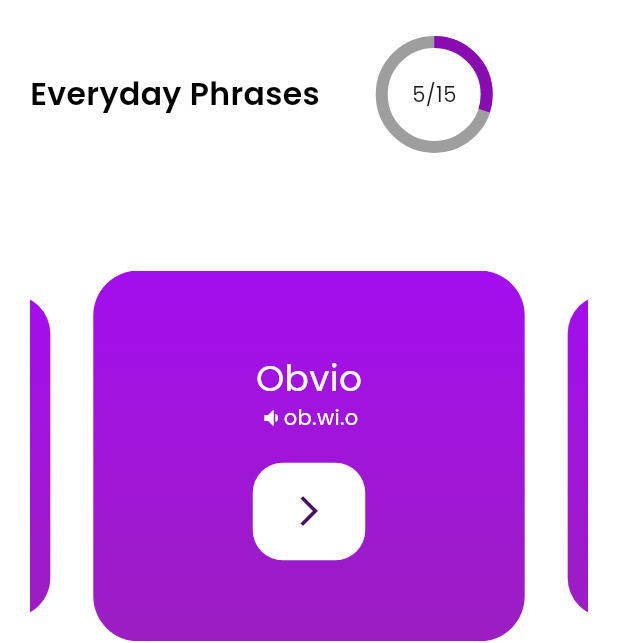
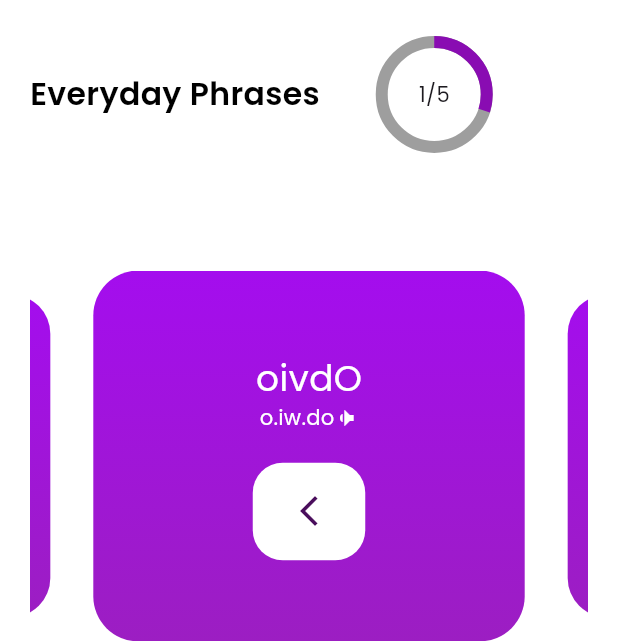
Before and after one commit to shafeelkalathil/trogon_task2, a Flutter app: the AddFlashCardScreen screen opened directly, on a phone screen of 412 x 824 dp. Shown: the part 302-945 px from the top of the screen. Run offline on Flutter 3.47's test engine with Material 3 defaults, Android fonts, the light colour scheme and no system bars; drawn by our look-alikes of carousel_slider; our stand-ins replace flutter_svg, google_fonts.

Commit message:
initial commit

```diff
--- a/lib/features/flash_card/view/add_flash_card.dart
+++ b/lib/features/flash_card/view/add_flash_card.dart
@@ -8,13 +8,22 @@ import '../../../core/utils/style/text_style.dart';
 import '../../shared/widgets/custom_transparent_button.dart';
 import '../widgets/animated_card.dart';
 
-class AddFlashCardScreen extends StatelessWidget {
+class AddFlashCardScreen extends StatefulWidget {
   const AddFlashCardScreen({super.key, required this.title});
   final String title;
 
   @override
+  State<AddFlashCardScreen> createState() => _AddFlashCardScreenState();
+}
+
+class _AddFlashCardScreenState extends State<AddFlashCardScreen> {
+  final CarouselSliderController controller = CarouselSliderController();
+
+  int currentIndex= 0 ;
+  List item = ['','','','',''];
+  @override
   Widget build(BuildContext context) {
-    final CarouselController controller = CarouselController();
+
     return Scaffold(
       body: Stack(
         children: [
@@ -63,14 +72,14 @@ class AddFlashCardScreen extends StatelessWidget {
                     SizedBox(height: context.screenHeight * 0.12),
                     Row(
                       children: [
-                        Text(title, style: heading1.copyWith(color: Colors.black)),
+                        Text(widget.title, style: heading1.copyWith(color: Colors.black)),
                         SizedBox(width: context.screenWidth * 0.1),
-                        _circularProgressWithText(percentage: 30,text: '5/15')
+                        _circularProgressWithText(percentage: 30,text: '${currentIndex+1}/${item.length}')
                       ],
                     ),
                     SizedBox(height: context.screenHeight * 0.1),
                     CarouselSlider.builder(
-                      itemCount: 5,
+                      itemCount: item.length,
                       itemBuilder: (context, index, realIndex) {
                         return const AnimatedCard();
                       },
@@ -80,16 +89,23 @@ class AddFlashCardScreen extends StatelessWidget {
                         autoPlay: false,
                         aspectRatio: 16 / 9,
                         autoPlayInterval: const Duration(seconds: 3),
+                        onPageChanged: (index, reason) {
+                          setState(() {
+                            currentIndex = index;
+                          });
+                        },
                       ),
-                      // carouselController: _controller,
+                      carouselController: controller,
                     ),
                     SizedBox(height: context.screenHeight * 0.1),
                     Row(
                       mainAxisAlignment: MainAxisAlignment.spaceBetween,
                       children: [
                         CustomButtonTransparent(title: "Previous",onTap: () {
+                          controller.previousPage();
                         },),
                         CustomButtonTransparent(title: "Next",onTap: () {
+                          controller.nextPage();
                         },),
                       ],
                     ),
--- a/lib/features/flash_card/widgets/animated_card.dart
+++ b/lib/features/flash_card/widgets/animated_card.dart
@@ -11,11 +11,13 @@ class _AnimatedCardState extends State<AnimatedCard> with SingleTickerProviderSt
   late AnimationController _controller;
   late Animation<double> _animation;
 
+  bool isFront = true; // To keep track of the card's state (front/back)
+
   @override
   void initState() {
     super.initState();
     _controller = AnimationController(
-      duration: const Duration(milliseconds: 500),
+      duration: const Duration(milliseconds: 800),
       vsync: this,
     );
 
@@ -34,20 +36,30 @@ class _AnimatedCardState extends State<AnimatedCard> with SingleTickerProviderSt
   }
 
   void _onCardTap() {
-    // Restart the animation
-    _controller.forward(from: 0.0);
+    setState(() {
+      isFront = !isFront; // Toggle the card state
+      if (isFront) {
+        _controller.reverse(); // Flip back
+      } else {
+        _controller.forward(); // Flip forward
+      }
+    });
   }
 
   @override
   Widget build(BuildContext context) {
     return GestureDetector(
       onTap: _onCardTap,
-      child: RotationTransition(
-        turns: _animation,
-        child: ScaleTransition(
-          scale: _animation,
+      child: Center(
+        child: AnimatedBuilder(
+          animation: _controller,
+          builder: (context, child) {
+            return Transform(
+              alignment: Alignment.center,
+              transform: Matrix4.rotationY(_animation.value * 3.14159), // Flip on the Y-axis
               child: Container(
                 width: MediaQuery.of(context).size.width * 0.8,
+                height: 250,
                 margin: const EdgeInsets.symmetric(horizontal: 5.0),
                 decoration: BoxDecoration(
                   gradient: const LinearGradient(
@@ -60,7 +72,8 @@ class _AnimatedCardState extends State<AnimatedCard> with SingleTickerProviderSt
                   ),
                   borderRadius: BorderRadius.circular(30),
                 ),
-            child: Column(
+                child: isFront
+                    ? Column(
                   mainAxisAlignment: MainAxisAlignment.center,
                   crossAxisAlignment: CrossAxisAlignment.center,
                   children: [
@@ -77,7 +90,7 @@ class _AnimatedCardState extends State<AnimatedCard> with SingleTickerProviderSt
                     ),
                     const SizedBox(height: 20),
                     InkWell(
-                  onTap: _onCardTap, // Trigger the animation again
+                      onTap: _onCardTap,
                       child: Container(
                         height: 65,
                         width: 75,
@@ -91,10 +104,24 @@ class _AnimatedCardState extends State<AnimatedCard> with SingleTickerProviderSt
                       ),
                     ),
                   ],
+                )
+                    : Container(
+                  decoration: BoxDecoration(
+                    color: Colors.orange, // Back side color
+                    borderRadius: BorderRadius.circular(30),
+                  ),
+                  child: Center(
+                    child: Text(
+                      'Back Side',
+                      style: TextStyle(color: Colors.white, fontSize: 24),
                     ),
                   ),
                 ),
               ),
             );
+          },
+        ),
+      ),
+    );
   }
 }
```
Lines whose indentation alone changed are shown as unchanged.
